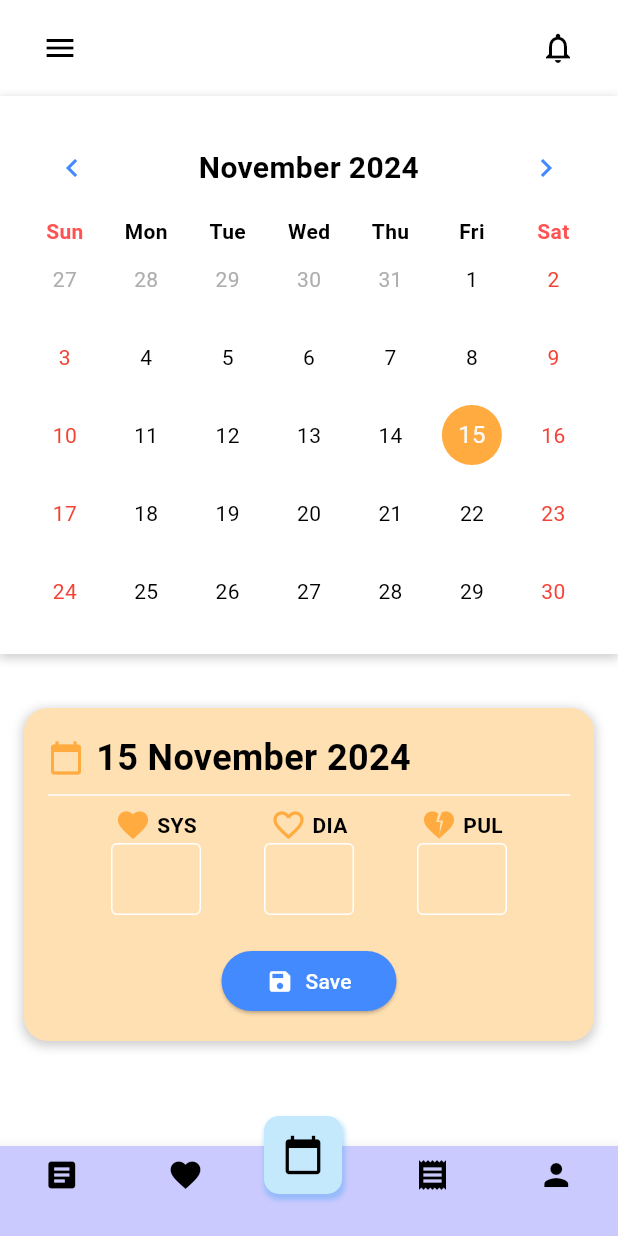
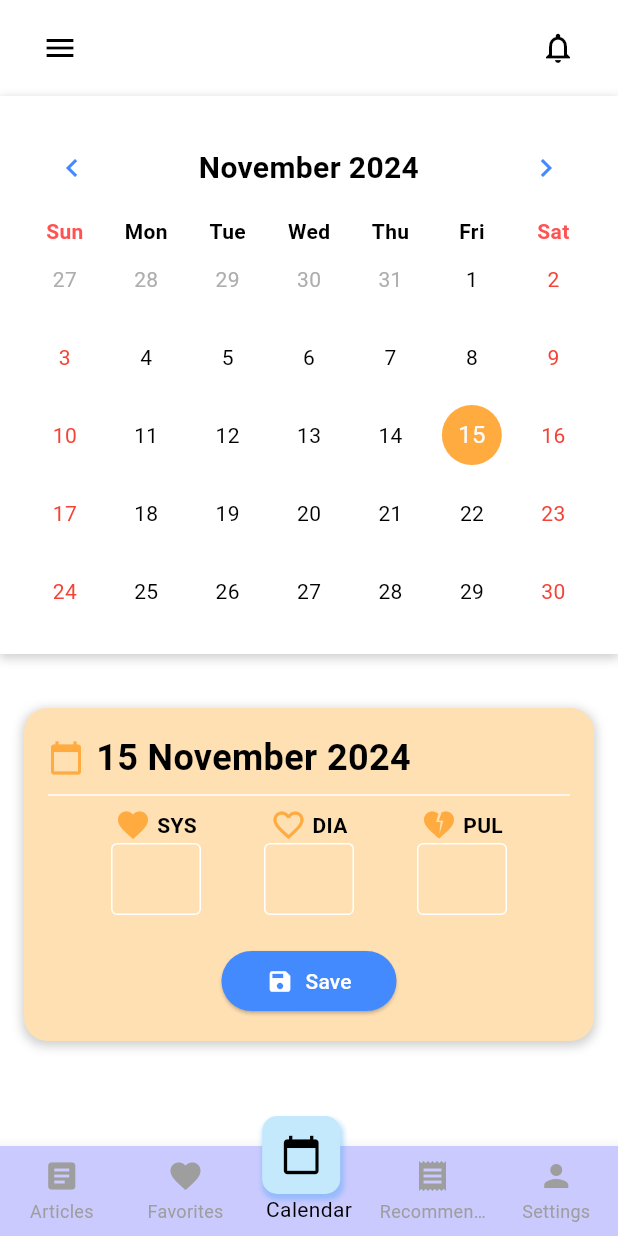
Before and after one commit to Sorasak-dev/E-MIB., a Flutter app: the MainScreen screen opened directly, on a phone screen of 412 x 824 dp. Run offline on Flutter 3.47's test engine with Material 3 defaults, Android fonts, the phone set to English and light mode, and no system bars; drawn by our look-alikes of table_calendar; our stand-ins replace firebase_auth, firebase_core, firebase_messaging, flutter_local_notifications, font_awesome_flutter, image_picker and 2 more; accounts and stored records are empty.

Commit message:
พุทโธทัมมัง

```diff
--- a/lib/main.dart
+++ b/lib/main.dart
@@ -1,26 +1,25 @@
+import 'package:flutter/material.dart';
+import 'package:firebase_core/firebase_core.dart';
+import 'package:firebase_messaging/firebase_messaging.dart';
+import 'package:emib_hospital/user/firstpage/notification_service.dart';
+import 'package:emib_hospital/user/firstpage/auth_check.dart';
+import 'package:emib_hospital/user/homepage.dart';
+import 'package:emib_hospital/user/faverite.dart';
 import 'package:emib_hospital/pages/recommend_pages.dart';
 import 'package:emib_hospital/user/calender.dart';
-import 'package:emib_hospital/user/faverite.dart';
-import 'package:emib_hospital/user/homepage.dart';
-import 'package:flutter/material.dart';
-import 'package:firebase_core/firebase_core.dart';
-import 'package:emib_hospital/user/firstpage/notification_service.dart';
-import 'package:emib_hospital/user/firstpage/auth_check.dart';
-import 'package:firebase_messaging/firebase_messaging.dart';
-import 'package:emib_hospital/user/firstpage/login.dart';
-import 'package:emib_hospital/user/firstpage/signup.dart';
-import 'package:emib_hospital/pages/news_pages.dart';
 import 'package:emib_hospital/user/firstpage/setting.dart';
 
 void main() async {
   WidgetsFlutterBinding.ensureInitialized();
   await Firebase.initializeApp();
 
-  // เรียกใช้ firebaseMessagingBackgroundHandler จาก notification_service.dart
+  // Background message handler
   FirebaseMessaging.onBackgroundMessage(firebaseMessagingBackgroundHandler);
 
+  // Setup notifications
   await setupFlutterNotifications();
 
+  // Get FCM token for debugging
   final fcmToken = await FirebaseMessaging.instance.getToken();
   print("FCM Token: $fcmToken");
 
@@ -60,23 +59,44 @@ class _MainScreenState extends State<MainScreen> {
   int? _pul;
   String? _status;
 
+  final PageController _pageController = PageController(initialPage: 2);
+
+  @override
+  void initState() {
+    super.initState();
+
+    // Foreground message handler
+    FirebaseMessaging.onMessage.listen((RemoteMessage message) {
+      print("Foreground Message Received: ${message.notification?.title}");
+      if (message.notification != null) {
+        _showNotification(
+            message); // Show notification using flutter_local_notifications
+      }
+    });
+  }
+
   @override
   Widget build(BuildContext context) {
     return Scaffold(
-      body: IndexedStack(
-        index: _currentBottomIndex,
+      body: PageView(
+        controller: _pageController,
+        onPageChanged: (index) {
+          setState(() {
+            _currentBottomIndex = index;
+          });
+        },
         children: [
           MyHomePage(),
           Faverite(),
           BloodPressureLogger(
             onSave: (selectedDate, sys, dia, pul, status) {
               setState(() {
-                _currentBottomIndex = 3;
                 _selectedDate = selectedDate;
                 _sys = sys;
                 _dia = dia;
                 _pul = pul;
                 _status = status;
+                _pageController.jumpToPage(3);
               });
             },
           ),
@@ -100,6 +120,7 @@ class _MainScreenState extends State<MainScreen> {
               onTap: (index) {
                 setState(() {
                   _currentBottomIndex = index;
+                  _pageController.jumpToPage(index);
                 });
               },
               backgroundColor: const Color(0xFFcacafe),
@@ -107,27 +128,27 @@ class _MainScreenState extends State<MainScreen> {
               items: const [
                 BottomNavigationBarItem(
                   icon: Icon(Icons.article),
-                  label: '',
+                  label: 'Articles',
                 ),
                 BottomNavigationBarItem(
                   icon: Icon(Icons.favorite),
-                  label: '',
+                  label: 'Favorites',
                 ),
                 BottomNavigationBarItem(
                   icon: Icon(Icons.calendar_today),
-                  label: '',
+                  label: 'Calendar',
                 ),
                 BottomNavigationBarItem(
                   icon: Icon(Icons.receipt),
-                  label: '',
+                  label: 'Recommendations',
                 ),
                 BottomNavigationBarItem(
                   icon: Icon(Icons.person),
-                  label: '',
+                  label: 'Settings',
                 ),
               ],
               selectedItemColor: Colors.black,
-              unselectedItemColor: Colors.black,
+              unselectedItemColor: Colors.grey,
             ),
           ),
           _buildFloatingIcon(context, _currentBottomIndex),
@@ -137,39 +158,19 @@ class _MainScreenState extends State<MainScreen> {
   }
 
   Widget _buildFloatingIcon(BuildContext context, int index) {
-    double leftPosition;
-    IconData icon;
-
-    switch (index) {
-      case 0:
-        leftPosition = MediaQuery.of(context).size.width * 0.1;
-        icon = Icons.article;
-        break;
-      case 1:
-        leftPosition = MediaQuery.of(context).size.width * 0.3;
-        icon = Icons.favorite;
-        break;
-      case 2:
-        leftPosition = MediaQuery.of(context).size.width * 0.5;
-        icon = Icons.calendar_today;
-        break;
-      case 3:
-        leftPosition = MediaQuery.of(context).size.width * 0.7;
-        icon = Icons.receipt;
-        break;
-      case 4:
-        leftPosition = MediaQuery.of(context).size.width * 0.9;
-        icon = Icons.person;
-        break;
-      default:
-        leftPosition = MediaQuery.of(context).size.width * 0.5;
-        icon = Icons.calendar_today;
-        break;
-    }
+    final double leftPosition =
+        (MediaQuery.of(context).size.width / 5) * index + 10;
+    final List<IconData> icons = [
+      Icons.article,
+      Icons.favorite,
+      Icons.calendar_today,
+      Icons.receipt,
+      Icons.person,
+    ];
 
     return Positioned(
       top: -20,
-      left: leftPosition - 30,
+      left: leftPosition,
       child: Container(
         padding: const EdgeInsets.all(12),
         decoration: BoxDecoration(
@@ -185,11 +186,16 @@ class _MainScreenState extends State<MainScreen> {
           ],
         ),
         child: Icon(
-          icon,
+          icons[index],
           color: Colors.black,
           size: 28,
         ),
       ),
     );
   }
+
+  void _showNotification(RemoteMessage message) async {
+    await showNotification(
+        message); // Call function from notification_service.dart
+  }
 }
```
Also changed, not shown: lib/user/firstpage/notification_service.dart (+23 -23 lines), pubspec.lock, 1 other file.
